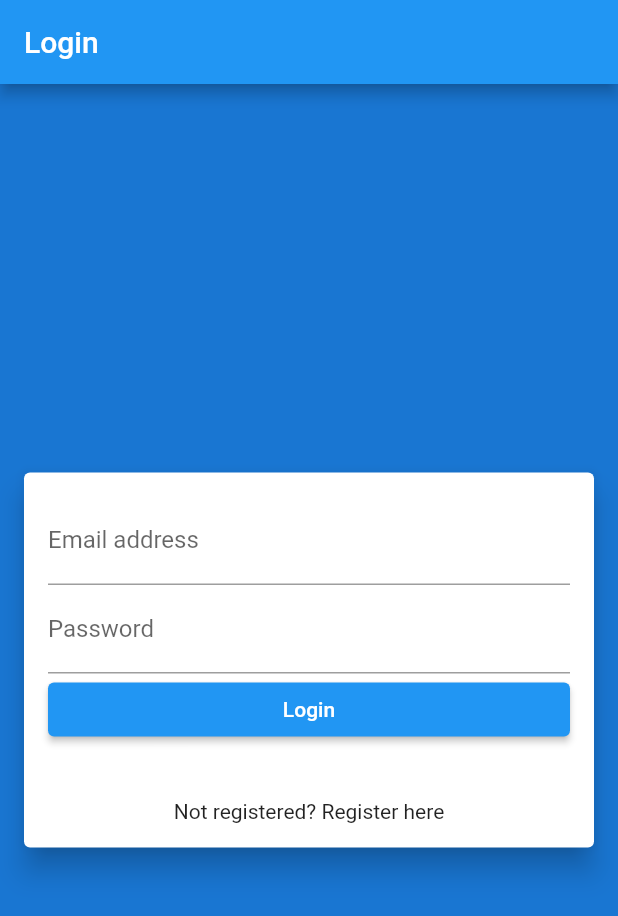
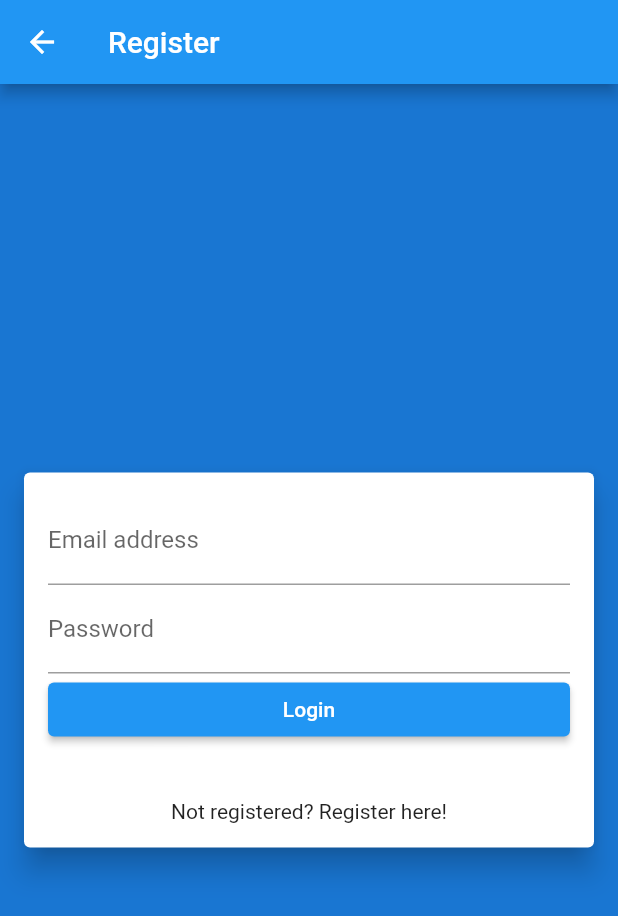
Before and after one commit to dinhunzvi/queen-of-peace-app, a Flutter app: the Register screen opened by its route, after a tap on "Register", after a tap on "Already registered? Login here!", on a phone screen of 412 x 824 dp. Shown: the top 916 px of the screen. Run offline on Flutter 3.47's test engine with Material 2 defaults, Android fonts, the phone set to English and light mode, and no system bars; our stand-ins replace device_info_plus, get, shared_preferences; accounts and stored records are empty; network calls fail.

Commit message:
login, registration, protecting api calls with token

```diff
--- a/lib/providers/appointment_provider.dart
+++ b/lib/providers/appointment_provider.dart
@@ -9,8 +9,8 @@ class AppointmentProvider extends ChangeNotifier {
   late ApiService apiService;
   late AuthProvider authProvider;
 
-  AppointmentProvider() {
-    apiService = ApiService();
+  AppointmentProvider(this.authProvider) {
+    apiService = ApiService(authProvider.token);
 
     init();
   }
--- a/lib/screens/appointments.dart
+++ b/lib/screens/appointments.dart
@@ -10,7 +10,7 @@ class Appointments extends StatefulWidget {
   const Appointments({super.key});
 
   @override
-  _AppointmentsState createState() => _AppointmentsState();
+  State<Appointments> createState() => _AppointmentsState();
 }
 
 class _AppointmentsState extends State<Appointments> {
@@ -53,7 +53,7 @@ class _AppointmentsState extends State<Appointments> {
                             });
                       },
                       icon: const Icon(Icons.edit)),
-                  IconButton(onPressed: null, icon: const Icon(Icons.delete))
+                  const IconButton(onPressed: null, icon: Icon(Icons.delete))
                 ],
               ),
             );
--- /dev/null
+++ b/lib/screens/auth/login.dart
@@ -0,0 +1,221 @@
+import 'dart:io';
+
+import 'package:device_info_plus/device_info_plus.dart';
+import 'package:flutter/material.dart';
+import 'package:flutter/services.dart';
+import 'package:get/get_navigation/get_navigation.dart';
+import 'package:provider/provider.dart';
+import 'package:queen_of_peace/screens/auth/register.dart';
+import '../../providers/auth_provider.dart';
+
+class Login extends StatefulWidget {
+  const Login({super.key});
+
+  @override
+  State<Login> createState() => _LoginState();
+}
+
+class _LoginState extends State<Login> {
+  final GlobalKey<FormState> _formKey = GlobalKey<FormState>();
+
+  final emailController = TextEditingController();
+  final passwordController = TextEditingController();
+
+  String errorMessage = '';
+
+  static final DeviceInfoPlugin deviceInfoPlugin = DeviceInfoPlugin();
+  Map<String, dynamic> _deviceData = <String, dynamic>{};
+
+  @override
+  void initState() {
+    getDeviceName();
+    super.initState();
+  }
+
+  @override
+  Widget build(BuildContext context) {
+    return Scaffold(
+      appBar: AppBar(
+        title: const Text('Register'),
+      ),
+      body: Container(
+          color: Theme.of(context).primaryColorDark,
+          child: Column(
+            mainAxisAlignment: MainAxisAlignment.center,
+            children: <Widget>[
+              Card(
+                elevation: 8,
+                margin: const EdgeInsets.only(left: 16, right: 16),
+                child: Padding(
+                    padding: const EdgeInsets.all(16.0),
+                    child: Form(
+                      key: _formKey,
+                      child: Column(
+                        children: <Widget>[
+                          TextFormField(
+                            keyboardType: TextInputType.emailAddress,
+                            controller: emailController,
+                            validator: (String? value) {
+                              if (value!.isEmpty) {
+                                return 'Enter email address';
+                              }
+
+                              return null;
+                            },
+                            onChanged: (text) => setState(() {
+                              errorMessage = '';
+                            }),
+                            decoration: const InputDecoration(
+                                labelText: 'Email address'),
+                          ),
+                          TextFormField(
+                            obscureText: true,
+                            autocorrect: false,
+                            enableSuggestions: false,
+                            controller: passwordController,
+                            validator: (String? value) {
+                              if (value!.isEmpty) {
+                                return 'Enter password';
+                              }
+
+                              return null;
+                            },
+                            onChanged: (text) => setState(() {
+                              errorMessage = '';
+                            }),
+                            decoration:
+                                const InputDecoration(labelText: 'Password'),
+                          ),
+                          ElevatedButton(
+                            onPressed: () => submit(),
+                            style: ElevatedButton.styleFrom(
+                                minimumSize: const Size(double.infinity, 36)),
+                            child: const Text('Login'),
+                          ),
+                          Text(
+                            errorMessage,
+                            style: const TextStyle(color: Colors.red),
+                          ),
+                          Padding(
+                              padding: const EdgeInsets.only(top: 20.0),
+                              child: InkWell(
+                                onTap: () {
+                                  Navigator.push(
+                                      context,
+                                      MaterialPageRoute(
+                                          builder: (_) => const Register()));
+                                },
+                                child: const Text(
+                                    'Not registered? Register here!'),
+                              ))
+                        ],
+                      ),
+                    )),
+              )
+            ],
+          )),
+    );
+  }
+
+  Future<void> getDeviceName() async {
+    var deviceData = <String, dynamic>{};
+
+    try {
+      if (Platform.isAndroid) {
+        deviceData = _readAndroidBuildData(await deviceInfoPlugin.androidInfo);
+      } else if (Platform.isIOS) {
+        deviceData = _readIosDeviceInfo(await deviceInfoPlugin.iosInfo);
+      }
+    } on PlatformException {
+      deviceData = <String, dynamic>{
+        'Error: ': 'Failed to get platform version.'
+      };
+    }
+
+    if (!mounted) return;
+
+    setState(() {
+      _deviceData = deviceData;
+    });
+  }
+
+  Map<String, dynamic> _readAndroidBuildData(AndroidDeviceInfo build) {
+    return <String, dynamic>{
+      'version.securityPatch': build.version.securityPatch,
+      'version.sdkInt': build.version.sdkInt,
+      'version.release': build.version.release,
+      'version.previewSdkInt': build.version.previewSdkInt,
+      'version.incremental': build.version.incremental,
+      'version.codename': build.version.codename,
+      'version.baseOS': build.version.baseOS,
+      'board': build.board,
+      'bootloader': build.bootloader,
+      'brand': build.brand,
+      'device': build.device,
+      'display': build.display,
+      'fingerprint': build.fingerprint,
+      'hardware': build.hardware,
+      'host': build.host,
+      'id': build.id,
+      'manufacturer': build.manufacturer,
+      'model': build.model,
+      'product': build.product,
+      'supported32BitAbis': build.supported32BitAbis,
+      'supported64BitAbis': build.supported64BitAbis,
+      'supportedAbis': build.supportedAbis,
+      'tags': build.tags,
+      'type': build.type,
+      'isPhysicalDevice': build.isPhysicalDevice,
+      'systemFeatures': build.systemFeatures,
+      'displaySizeInches':
+          ((build.displayMetrics.sizeInches * 10).roundToDouble() / 10),
+      'displayWidthPixels': build.displayMetrics.widthPx,
+      'displayWidthInches': build.displayMetrics.widthInches,
+      'displayHeightPixels': build.displayMetrics.heightPx,
+      'displayHeightInches': build.displayMetrics.heightInches,
+      'displayXDpi': build.displayMetrics.xDpi,
+      'displayYDpi': build.displayMetrics.yDpi,
+      'serialNumber': build.serialNumber,
+    };
+  }
+
+  Map<String, dynamic> _readIosDeviceInfo(IosDeviceInfo data) {
+    return <String, dynamic>{
+      'name': data.name,
+      'systemName': data.systemName,
+      'systemVersion': data.systemVersion,
+      'model': data.model,
+      'localizedModel': data.localizedModel,
+      'identifierForVendor': data.identifierForVendor,
+      'isPhysicalDevice': data.isPhysicalDevice,
+      'utsname.sysname:': data.utsname.sysname,
+      'utsname.nodename:': data.utsname.nodename,
+      'utsname.release:': data.utsname.release,
+      'utsname.version:': data.utsname.version,
+      'utsname.machine:': data.utsname.machine,
+    };
+  }
+
+  Future<void> submit() async {
+    final form = _formKey.currentState;
+
+    if (!form!.validate()) {
+      return;
+    }
+
+    final AuthProvider provider =
+        Provider.of<AuthProvider>(context, listen: false);
+
+    try {
+      await provider.login(
+          emailController.text, passwordController.text, _deviceData['model']);
+
+      Navigator.pop(context);
+      // return token;
+    } catch (Exception) {
+      setState(() {
+        errorMessage = Exception.toString().replaceAll('Exception: ', '');
+      });
+    }
+  }
+}
--- a/lib/screens/register.dart
+++ b/lib/screens/auth/register.dart
@@ -1,14 +1,18 @@
 import 'dart:io';
+// import 'dart:developer' as developer;
+import 'package:device_info_plus/device_info_plus.dart';
 import 'package:flutter/material.dart';
+import 'package:flutter/services.dart';
 import 'package:provider/provider.dart';
 import 'package:queen_of_peace/providers/auth_provider.dart';
-import 'package:get/get.dart';
+import 'package:queen_of_peace/screens/auth/login.dart';
+// import 'package:get/get.dart';
 
 class Register extends StatefulWidget {
   const Register({super.key});
 
   @override
-  _RegisterState createState() => _RegisterState();
+  State<Register> createState() => _RegisterState();
 }
 
 class _RegisterState extends State<Register> {
@@ -19,7 +23,96 @@ class _RegisterState extends State<Register> {
   final passwordController = TextEditingController();
   final passwordConfirmController = TextEditingController();
 
+  final DeviceInfoPlugin deviceInfoPlugin = DeviceInfoPlugin();
+  late Map<String, dynamic> _deviceData = <String, dynamic>{};
+
   String errorMessage = '';
+
+  @override
+  void initState() {
+    super.initState();
+
+    getDeviceInfo();
+  }
+
+  Future<void> getDeviceInfo() async {
+    var deviceData = <String, dynamic>{};
+
+    try {
+      if (Platform.isAndroid) {
+        deviceData = _readAndroidBuildData(await deviceInfoPlugin.androidInfo);
+      } else if (Platform.isIOS) {
+        deviceData = _readIOSBuildInfo(await deviceInfoPlugin.iosInfo);
+      }
+    } on PlatformException {
+      deviceData = <String, dynamic>{
+        'Error: ': 'Failed to get platform version.'
+      };
+    }
+
+    if (!mounted) return;
+
+    setState(() {
+      _deviceData = deviceData;
+    });
+  }
+
+  Map<String, dynamic> _readAndroidBuildData(AndroidDeviceInfo build) {
+    return <String, dynamic>{
+      'version.securityPatch': build.version.securityPatch,
+      'version.sdkInt': build.version.sdkInt,
+      'version.release': build.version.release,
+      'version.previewSdkInt': build.version.previewSdkInt,
+      'version.incremental': build.version.incremental,
+      'version.codename': build.version.codename,
+      'version.baseOS': build.version.baseOS,
+      'board': build.board,
+      'bootloader': build.bootloader,
+      'brand': build.brand,
+      'device': build.device,
+      'display': build.display,
+      'fingerprint': build.fingerprint,
+      'hardware': build.hardware,
+      'host': build.host,
+      'id': build.id,
+      'manufacturer': build.manufacturer,
+      'model': build.model,
+      'product': build.product,
+      'supported32BitAbis': build.supported32BitAbis,
+      'supported64BitAbis': build.supported64BitAbis,
+      'supportedAbis': build.supportedAbis,
+      'tags': build.tags,
+      'type': build.type,
+      'isPhysicalDevice': build.isPhysicalDevice,
+      'systemFeatures': build.systemFeatures,
+      'displaySizeInches':
+          ((build.displayMetrics.sizeInches * 10).roundToDouble() / 10),
+      'displayWidthPixels': build.displayMetrics.widthPx,
+      'displayWidthInches': build.displayMetrics.widthInches,
+      'displayHeightPixels': build.displayMetrics.heightPx,
+      'displayHeightInches': build.displayMetrics.heightInches,
+      'displayXDpi': build.displayMetrics.xDpi,
+      'displayYDpi': build.displayMetrics.yDpi,
+      'serialNumber': build.serialNumber,
+    };
+  }
+
+  Map<String, dynamic> _readIOSBuildInfo(IosDeviceInfo data) {
+    return <String, dynamic>{
+      'name': data.name,
+      'systemName': data.systemName,
+      'systemVersion': data.systemVersion,
+      'model': data.model,
+      'localizedModel': data.localizedModel,
+      'identifierForVendor': data.identifierForVendor,
+      'isPhysicalDevice': data.isPhysicalDevice,
+      'utsname.sysname:': data.utsname.sysname,
+      'utsname.nodename:': data.utsname.nodename,
+      'utsname.release:': data.utsname.release,
+      'utsname.version:': data.utsname.version,
+      'utsname.machine:': data.utsname.machine,
+    };
+  }
 
   @override
   Widget build(BuildContext context) {
@@ -123,7 +216,10 @@ class _RegisterState extends State<Register> {
                               padding: const EdgeInsets.only(top: 20.0),
                               child: InkWell(
                                 onTap: () {
-                                  Navigator.of(context).maybePop('/login');
+                                  Navigator.push(
+                                      context,
+                                      MaterialPageRoute(
+                                          builder: (_) => const Login()));
                                 },
                                 child: const Text(
                                     'Already registered? Login here!'),
@@ -148,8 +244,12 @@ class _RegisterState extends State<Register> {
         Provider.of<AuthProvider>(context, listen: false);
 
     try {
-      await provider.register(nameController.text, emailController.text,
-          passwordController.text, passwordConfirmController.text);
+      await provider.register(
+          nameController.text,
+          emailController.text,
+          passwordController.text,
+          passwordConfirmController.text,
+          _deviceData['model']);
 
       Navigator.pop(context);
 
--- a/lib/screens/home.dart
+++ b/lib/screens/home.dart
@@ -10,11 +10,11 @@ class Home extends StatefulWidget {
   const Home({super.key});
 
   @override
-  _HomeState createState() => _HomeState();
+  State<Home> createState() => _HomeState();
 }
 
 class _HomeState extends State<Home> {
-  List<Widget> widgetOptions = [Patients(), Appointments()];
+  List<Widget> widgetOptions = [const Patients(), const Appointments()];
 
   int selectedIndex = 0;
 
--- a/lib/screens/login.dart
+++ /dev/null
@@ -1,123 +0,0 @@
-import 'package:flutter/material.dart';
-import 'package:provider/provider.dart';
-import '../providers/auth_provider.dart';
-
-class Login extends StatefulWidget {
-  const Login({super.key});
-
-  @override
-  _LoginState createState() => _LoginState();
-}
-
-class _LoginState extends State<Login> {
-  final GlobalKey<FormState> _formKey = GlobalKey<FormState>();
-
-  final emailController = TextEditingController();
-  final passwordController = TextEditingController();
-
-  String errorMessage = '';
-  late String deviceName;
-
-  @override
-  Widget build(BuildContext context) {
-    return Scaffold(
-      appBar: AppBar(
-        title: Text('Login'),
-      ),
-      body: Container(
-          color: Theme.of(context).primaryColorDark,
-          child: Column(
-            mainAxisAlignment: MainAxisAlignment.center,
-            children: <Widget>[
-              Card(
-                  elevation: 8,
-                  margin: const EdgeInsets.only(left: 16, right: 16),
-                  child: Form(
-                    key: _formKey,
-                    child: Padding(
-                      padding: const EdgeInsets.all(16.0),
-                      child: Column(
-                        children: <Widget>[
-                          TextFormField(
-                            controller: emailController,
-                            keyboardType: TextInputType.emailAddress,
-                            validator: (String? value) {
-                              if (value!.isEmpty) {
-                                return 'Enter email address';
-                              }
-
-                              return null;
-                            },
-                            onChanged: (text) => setState(() {
-                              errorMessage = '';
-                            }),
-                            decoration: const InputDecoration(
-                                labelText: 'Email address'),
-                          ),
-                          TextFormField(
-                            obscureText: true,
-                            autocorrect: false,
-                            enableSuggestions: false,
-                            controller: passwordController,
-                            validator: (String? value) {
-                              if (value!.isEmpty) {
-                                return 'Enter password';
-                              }
-
-                              return null;
-                            },
-                            onChanged: (text) => setState(() {
-                              errorMessage = '';
-                            }),
-                            decoration:
-                                const InputDecoration(labelText: 'Password'),
-                          ),
-                          ElevatedButton(
-                            onPressed: () => submit(),
-                            style: ElevatedButton.styleFrom(
-                                minimumSize: const Size(double.infinity, 36)),
-                            child: const Text('Login'),
-                          ),
-                          Text(
-                            errorMessage,
-                            style: const TextStyle(color: Colors.red),
-                          ),
-                          Padding(
-                              padding: const EdgeInsets.only(top: 20.0),
-                              child: InkWell(
-                                onTap: () {
-                                  Navigator.pop(context, '/register');
-                                },
-                                child:
-                                    const Text('Not registered? Register here'),
-                              ))
-                        ],
-                      ),
-                    ),
-                  ))
-            ],
-          )),
-    );
-  }
-
-  Future<void> submit() async {
-    final form = _formKey.currentState;
-
-    if (!form!.validate()) {
-      return;
-    }
-
-    final AuthProvider provider =
-        Provider.of<AuthProvider>(context, listen: false);
-
-    try {
-      await provider.login(emailController.text, passwordController.text);
-
-      // return token;
-    } catch (Exception) {
-      setState(() {
-        errorMessage = Exception.toString().replaceAll('Exception: ', '');
-      });
-    }
-  }
-}
--- a/lib/screens/patients.dart
+++ b/lib/screens/patients.dart
@@ -9,7 +9,7 @@ class Patients extends StatefulWidget {
   const Patients({super.key});
 
   @override
-  _PatientsState createState() => _PatientsState();
+  State<Patients> createState() => _PatientsState();
 }
 
 class _PatientsState extends State<Patients> {
@@ -47,7 +47,7 @@ class _PatientsState extends State<Patients> {
                             });
                       },
                       icon: const Icon(Icons.edit)),
-                  IconButton(onPressed: null, icon: const Icon(Icons.delete))
+                  const IconButton(onPressed: null, icon: Icon(Icons.delete))
                 ],
               ),
             );
--- a/lib/widgets/add_appointment.dart
+++ b/lib/widgets/add_appointment.dart
@@ -11,7 +11,7 @@ class AddAppointment extends StatefulWidget {
   const AddAppointment(this.appointmentCallback, {super.key});
 
   @override
-  _AddAppointment createState() => _AddAppointment();
+  State<AddAppointment> createState() => _AddAppointment();
 }
 
 class _AddAppointment extends State<AddAppointment> {
@@ -75,6 +75,7 @@ class _AddAppointment extends State<AddAppointment> {
                   if (newValue == null) {
                     return 'Invalid number format';
                   }
+                  return null;
                 },
                 onChanged: (text) => setState(() {
                   errorMessage = '';
@@ -103,6 +104,7 @@ class _AddAppointment extends State<AddAppointment> {
                   if (newValue == null) {
                     return 'Invalid number format';
                   }
+                  return null;
                 },
                 onChanged: (text) => setState(() {
                   errorMessage = '';
--- a/lib/widgets/edit_appointment.dart
+++ b/lib/widgets/edit_appointment.dart
@@ -14,7 +14,7 @@ class EditAppointment extends StatefulWidget {
       {super.key});
 
   @override
-  _EditAppointment createState() => _EditAppointment();
+  State<EditAppointment> createState() => _EditAppointment();
 }
 
 class _EditAppointment extends State<EditAppointment> {
--- a/lib/widgets/edit_patient.dart
+++ b/lib/widgets/edit_patient.dart
@@ -10,7 +10,7 @@ class EditPatient extends StatefulWidget {
       : super(key: key);
 
   @override
-  _EditPatientState createState() => _EditPatientState();
+  State<EditPatient> createState() => _EditPatientState();
 }
 
 class _EditPatientState extends State<EditPatient> {
--- a/pubspec.yaml
+++ b/pubspec.yaml
@@ -41,6 +41,8 @@ dependencies:
   shared_preferences: ^2.0.17
   intl: ^0.18.0
   get: ^4.6.5
+  device_info_plus: ^8.1.0
+  flutter_typeahead: ^4.3.7
 
 dev_dependencies:
   flutter_test:
```
Also changed, not shown: lib/main.dart (+9 -9 lines), lib/providers/auth_provider.dart (+11 -5 lines), lib/providers/patient_provider.dart (+7 -9 lines), lib/providers/user_provider.dart (+5 -18 lines), lib/screens/users.dart (+4 -3 lines), lib/services/api.dart (+27 -30 lines), lib/widgets/add_patient.dart (+4 -4 lines), lib/widgets/add_user.dart (+7 -8 lines), lib/widgets/edit_user.dart (+7 -7 lines), pubspec.lock.
